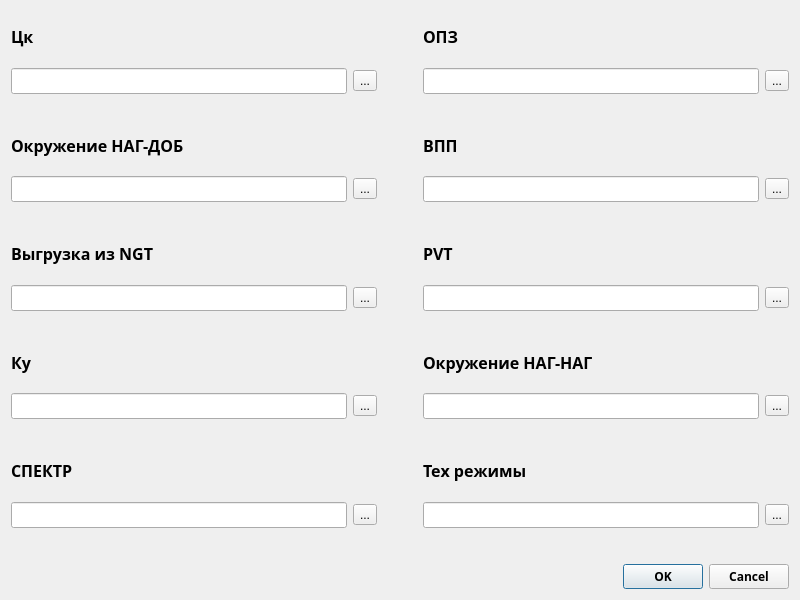
This is forms/Input.ui in alpenovDcode/Beam-Image as Qt 5 draws it before an edit. The edited form follows.
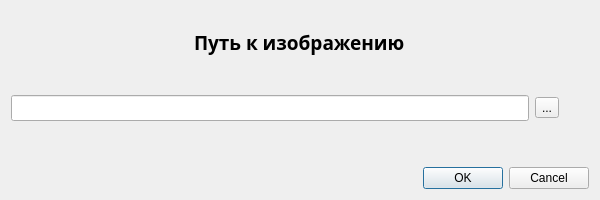
This is the edited form.

```diff
--- a/forms/Input.ui
+++ b/forms/Input.ui
@@ -6,14 +6,20 @@
    <rect>
     <x>0</x>
     <y>0</y>
-    <width>800</width>
-    <height>600</height>
+    <width>600</width>
+    <height>200</height>
    </rect>
   </property>
   <property name="minimumSize">
    <size>
-    <width>800</width>
-    <height>600</height>
+    <width>600</width>
+    <height>200</height>
+   </size>
+  </property>
+  <property name="maximumSize">
+   <size>
+    <width>799</width>
+    <height>300</height>
    </size>
   </property>
   <property name="windowTitle">
@@ -21,529 +27,80 @@
   </property>
   <layout class="QGridLayout" name="gridLayout">
    <item row="0" column="0">
-    <layout class="QVBoxLayout" name="verticalLayout_4">
+    <layout class="QVBoxLayout" name="verticalLayout">
+     <item alignment="Qt::AlignHCenter">
+      <widget class="QLabel" name="label">
+       <property name="font">
+        <font>
+         <family>Bahnschrift SemiBold</family>
+         <pointsize>14</pointsize>
+         <weight>75</weight>
+         <bold>true</bold>
+        </font>
+       </property>
+       <property name="layoutDirection">
+        <enum>Qt::LeftToRight</enum>
+       </property>
+       <property name="text">
+        <string>Путь к изображению</string>
+       </property>
+      </widget>
+     </item>
      <item>
-      <layout class="QHBoxLayout" name="horizontalLayout_14">
+      <spacer name="verticalSpacer">
+       <property name="orientation">
+        <enum>Qt::Vertical</enum>
+       </property>
+       <property name="sizeType">
+        <enum>QSizePolicy::Maximum</enum>
+       </property>
+       <property name="sizeHint" stdset="0">
+        <size>
+         <width>20</width>
+         <height>15</height>
+        </size>
+       </property>
+      </spacer>
+     </item>
+     <item>
+      <layout class="QHBoxLayout" name="horizontalLayout">
        <item>
-        <layout class="QVBoxLayout" name="verticalLayout">
-         <item>
-          <widget class="QLabel" name="label_4">
-           <property name="font">
-            <font>
-             <family>Bahnschrift SemiBold</family>
-             <pointsize>12</pointsize>
-             <weight>75</weight>
-             <bold>true</bold>
-            </font>
-           </property>
-           <property name="text">
-            <string>Цк</string>
-           </property>
-          </widget>
-         </item>
-         <item>
-          <layout class="QHBoxLayout" name="horizontalLayout">
-           <item>
-            <widget class="QLineEdit" name="lineEdit_tsk">
-             <property name="font">
-              <font>
-               <family>Bahnschrift SemiLight</family>
-               <pointsize>10</pointsize>
-               <weight>50</weight>
-               <bold>false</bold>
-              </font>
-             </property>
-            </widget>
-           </item>
-           <item>
-            <widget class="QToolButton" name="toolButton_tsk">
-             <property name="text">
-              <string>...</string>
-             </property>
-            </widget>
-           </item>
-          </layout>
-         </item>
-         <item>
-          <spacer name="verticalSpacer">
-           <property name="orientation">
-            <enum>Qt::Vertical</enum>
-           </property>
-           <property name="sizeType">
-            <enum>QSizePolicy::Minimum</enum>
-           </property>
-           <property name="sizeHint" stdset="0">
-            <size>
-             <width>20</width>
-             <height>20</height>
-            </size>
-           </property>
-          </spacer>
-         </item>
-         <item>
-          <widget class="QLabel" name="label_6">
-           <property name="font">
-            <font>
-             <family>Bahnschrift SemiBold</family>
-             <pointsize>12</pointsize>
-             <weight>75</weight>
-             <bold>true</bold>
-            </font>
-           </property>
-           <property name="text">
-            <string>Окружение НАГ-ДОБ</string>
-           </property>
-          </widget>
-         </item>
-         <item>
-          <layout class="QHBoxLayout" name="horizontalLayout_2">
-           <item>
-            <widget class="QLineEdit" name="lineEdit_nag_dob">
-             <property name="font">
-              <font>
-               <family>Bahnschrift SemiLight</family>
-               <pointsize>10</pointsize>
-              </font>
-             </property>
-            </widget>
-           </item>
-           <item>
-            <widget class="QToolButton" name="toolButton_nag_dob">
-             <property name="text">
-              <string>...</string>
-             </property>
-            </widget>
-           </item>
-          </layout>
-         </item>
-         <item>
-          <spacer name="verticalSpacer_2">
-           <property name="orientation">
-            <enum>Qt::Vertical</enum>
-           </property>
-           <property name="sizeType">
-            <enum>QSizePolicy::Minimum</enum>
-           </property>
-           <property name="sizeHint" stdset="0">
-            <size>
-             <width>20</width>
-             <height>20</height>
-            </size>
-           </property>
-          </spacer>
-         </item>
-         <item>
-          <widget class="QLabel" name="label_3">
-           <property name="font">
-            <font>
-             <family>Bahnschrift SemiBold</family>
-             <pointsize>12</pointsize>
-             <weight>75</weight>
-             <bold>true</bold>
-            </font>
-           </property>
-           <property name="text">
-            <string>Выгрузка из NGT</string>
-           </property>
-          </widget>
-         </item>
-         <item>
-          <layout class="QHBoxLayout" name="horizontalLayout_3">
-           <item>
-            <widget class="QLineEdit" name="lineEdit_ngt">
-             <property name="font">
-              <font>
-               <family>Bahnschrift SemiLight</family>
-               <pointsize>10</pointsize>
-              </font>
-             </property>
-            </widget>
-           </item>
-           <item>
-            <widget class="QToolButton" name="toolButton_ngt">
-             <property name="text">
-              <string>...</string>
-             </property>
-            </widget>
-           </item>
-          </layout>
-         </item>
-         <item>
-          <spacer name="verticalSpacer_3">
-           <property name="orientation">
-            <enum>Qt::Vertical</enum>
-           </property>
-           <property name="sizeType">
-            <enum>QSizePolicy::Minimum</enum>
-           </property>
-           <property name="sizeHint" stdset="0">
-            <size>
-             <width>20</width>
-             <height>20</height>
-            </size>
-           </property>
-          </spacer>
-         </item>
-         <item>
-          <widget class="QLabel" name="label_8">
-           <property name="font">
-            <font>
-             <family>Bahnschrift SemiBold</family>
-             <pointsize>12</pointsize>
-             <weight>75</weight>
-             <bold>true</bold>
-            </font>
-           </property>
-           <property name="text">
-            <string>Ку</string>
-           </property>
-          </widget>
-         </item>
-         <item>
-          <layout class="QHBoxLayout" name="horizontalLayout_4">
-           <item>
-            <widget class="QLineEdit" name="lineEdit_ku">
-             <property name="font">
-              <font>
-               <family>Bahnschrift SemiLight</family>
-               <pointsize>10</pointsize>
-              </font>
-             </property>
-            </widget>
-           </item>
-           <item>
-            <widget class="QToolButton" name="toolButton_ku">
-             <property name="text">
-              <string>...</string>
-             </property>
-            </widget>
-           </item>
-          </layout>
-         </item>
-         <item>
-          <spacer name="verticalSpacer_4">
-           <property name="orientation">
-            <enum>Qt::Vertical</enum>
-           </property>
-           <property name="sizeType">
-            <enum>QSizePolicy::Minimum</enum>
-           </property>
-           <property name="sizeHint" stdset="0">
-            <size>
-             <width>20</width>
-             <height>20</height>
-            </size>
-           </property>
-          </spacer>
-         </item>
-         <item>
-          <widget class="QLabel" name="label_5">
-           <property name="font">
-            <font>
-             <family>Bahnschrift SemiBold</family>
-             <pointsize>12</pointsize>
-             <weight>75</weight>
-             <bold>true</bold>
-            </font>
-           </property>
-           <property name="text">
-            <string>СПЕКТР</string>
-           </property>
-          </widget>
-         </item>
-         <item>
-          <layout class="QHBoxLayout" name="horizontalLayout_5">
-           <item>
-            <widget class="QLineEdit" name="lineEdit_spectr">
-             <property name="font">
-              <font>
-               <family>Bahnschrift SemiLight</family>
-               <pointsize>10</pointsize>
-              </font>
-             </property>
-            </widget>
-           </item>
-           <item>
-            <widget class="QToolButton" name="toolButton_spectr">
-             <property name="text">
-              <string>...</string>
-             </property>
-            </widget>
-           </item>
-          </layout>
-         </item>
-        </layout>
+        <widget class="QLineEdit" name="coeff_file_input_line">
+         <property name="font">
+          <font>
+           <family>Bahnschrift SemiLight</family>
+           <pointsize>10</pointsize>
+          </font>
+         </property>
+        </widget>
        </item>
        <item>
-        <spacer name="horizontalSpacer">
+        <widget class="QToolButton" name="toolButton_coeff">
+         <property name="text">
+          <string>...</string>
+         </property>
+        </widget>
+       </item>
+       <item>
+        <spacer name="horizontalSpacer_12">
          <property name="orientation">
           <enum>Qt::Horizontal</enum>
          </property>
          <property name="sizeType">
-          <enum>QSizePolicy::Maximum</enum>
+          <enum>QSizePolicy::Minimum</enum>
          </property>
          <property name="sizeHint" stdset="0">
           <size>
-           <width>40</width>
-           <height>40</height>
+           <width>30</width>
+           <height>20</height>
           </size>
          </property>
         </spacer>
        </item>
-       <item>
-        <layout class="QVBoxLayout" name="verticalLayout_3">
-         <item>
-          <widget class="QLabel" name="label">
-           <property name="font">
-            <font>
-             <family>Bahnschrift SemiBold</family>
-             <pointsize>12</pointsize>
-             <weight>75</weight>
-             <bold>true</bold>
-            </font>
-           </property>
-           <property name="text">
-            <string>ОПЗ</string>
-           </property>
-          </widget>
-         </item>
-         <item>
-          <layout class="QHBoxLayout" name="horizontalLayout_6">
-           <item>
-            <widget class="QLineEdit" name="lineEdit_opz">
-             <property name="font">
-              <font>
-               <family>Bahnschrift SemiLight</family>
-               <pointsize>10</pointsize>
-               <weight>50</weight>
-               <bold>false</bold>
-              </font>
-             </property>
-            </widget>
-           </item>
-           <item>
-            <widget class="QToolButton" name="toolButton_opz">
-             <property name="text">
-              <string>...</string>
-             </property>
-            </widget>
-           </item>
-          </layout>
-         </item>
-         <item>
-          <spacer name="verticalSpacer_5">
-           <property name="orientation">
-            <enum>Qt::Vertical</enum>
-           </property>
-           <property name="sizeType">
-            <enum>QSizePolicy::Minimum</enum>
-           </property>
-           <property name="sizeHint" stdset="0">
-            <size>
-             <width>20</width>
-             <height>20</height>
-            </size>
-           </property>
-          </spacer>
-         </item>
-         <item>
-          <widget class="QLabel" name="label_2">
-           <property name="font">
-            <font>
-             <family>Bahnschrift SemiBold</family>
-             <pointsize>12</pointsize>
-             <weight>75</weight>
-             <bold>true</bold>
-            </font>
-           </property>
-           <property name="text">
-            <string>ВПП</string>
-           </property>
-          </widget>
-         </item>
-         <item>
-          <layout class="QHBoxLayout" name="horizontalLayout_7">
-           <item>
-            <widget class="QLineEdit" name="lineEdit_vpp">
-             <property name="font">
-              <font>
-               <family>Bahnschrift SemiLight</family>
-               <pointsize>10</pointsize>
-              </font>
-             </property>
-            </widget>
-           </item>
-           <item>
-            <widget class="QToolButton" name="toolButton_vpp">
-             <property name="text">
-              <string>...</string>
-             </property>
-            </widget>
-           </item>
-          </layout>
-         </item>
-         <item>
-          <spacer name="verticalSpacer_6">
-           <property name="orientation">
-            <enum>Qt::Vertical</enum>
-           </property>
-           <property name="sizeType">
-            <enum>QSizePolicy::Minimum</enum>
-           </property>
-           <property name="sizeHint" stdset="0">
-            <size>
-             <width>20</width>
-             <height>20</height>
-            </size>
-           </property>
-          </spacer>
-         </item>
-         <item>
-          <widget class="QLabel" name="label_10">
-           <property name="font">
-            <font>
-             <family>Bahnschrift SemiBold</family>
-             <pointsize>12</pointsize>
-             <weight>75</weight>
-             <bold>true</bold>
-            </font>
-           </property>
-           <property name="text">
-            <string>PVT</string>
-           </property>
-          </widget>
-         </item>
-         <item>
-          <layout class="QHBoxLayout" name="horizontalLayout_8">
-           <item>
-            <widget class="QLineEdit" name="lineEdit_pvt">
-             <property name="font">
-              <font>
-               <family>Bahnschrift SemiLight</family>
-               <pointsize>10</pointsize>
-              </font>
-             </property>
-            </widget>
-           </item>
-           <item>
-            <widget class="QToolButton" name="toolButton_pvt">
-             <property name="text">
-              <string>...</string>
-             </property>
-            </widget>
-           </item>
-          </layout>
-         </item>
-         <item>
-          <spacer name="verticalSpacer_7">
-           <property name="orientation">
-            <enum>Qt::Vertical</enum>
-           </property>
-           <property name="sizeType">
-            <enum>QSizePolicy::Minimum</enum>
-           </property>
-           <property name="sizeHint" stdset="0">
-            <size>
-             <width>20</width>
-             <height>20</height>
-            </size>
-           </property>
-          </spacer>
-         </item>
-         <item>
-          <widget class="QLabel" name="label_7">
-           <property name="font">
-            <font>
-             <family>Bahnschrift SemiBold</family>
-             <pointsize>12</pointsize>
-             <weight>75</weight>
-             <bold>true</bold>
-            </font>
-           </property>
-           <property name="text">
-            <string>Окружение НАГ-НАГ</string>
-           </property>
-          </widget>
-         </item>
-         <item>
-          <layout class="QHBoxLayout" name="horizontalLayout_9">
-           <item>
-            <widget class="QLineEdit" name="lineEdit_nag_nag">
-             <property name="font">
-              <font>
-               <family>Bahnschrift SemiLight</family>
-               <pointsize>10</pointsize>
-              </font>
-             </property>
-            </widget>
-           </item>
-           <item>
-            <widget class="QToolButton" name="toolButton_nag_nag">
-             <property name="text">
-              <string>...</string>
-             </property>
-            </widget>
-           </item>
-          </layout>
-         </item>
-         <item>
-          <spacer name="verticalSpacer_8">
-           <property name="orientation">
-            <enum>Qt::Vertical</enum>
-           </property>
-           <property name="sizeType">
-            <enum>QSizePolicy::Minimum</enum>
-           </property>
-           <property name="sizeHint" stdset="0">
-            <size>
-             <width>20</width>
-             <height>20</height>
-            </size>
-           </property>
-          </spacer>
-         </item>
-         <item>
-          <widget class="QLabel" name="label_9">
-           <property name="font">
-            <font>
-             <family>Bahnschrift SemiBold</family>
-             <pointsize>12</pointsize>
-             <weight>75</weight>
-             <bold>true</bold>
-            </font>
-           </property>
-           <property name="text">
-            <string>Тех режимы</string>
-           </property>
-          </widget>
-         </item>
-         <item>
-          <layout class="QHBoxLayout" name="horizontalLayout_10">
-           <item>
-            <widget class="QLineEdit" name="lineEdit_modes">
-             <property name="font">
-              <font>
-               <family>Bahnschrift SemiLight</family>
-               <pointsize>10</pointsize>
-              </font>
-             </property>
-            </widget>
-           </item>
-           <item>
-            <widget class="QToolButton" name="toolButton_modes">
-             <property name="text">
-              <string>...</string>
-             </property>
-            </widget>
-           </item>
-          </layout>
-         </item>
-        </layout>
-       </item>
       </layout>
      </item>
      <item>
-      <spacer name="verticalSpacer_9">
+      <spacer name="verticalSpacer_2">
        <property name="orientation">
         <enum>Qt::Vertical</enum>
        </property>
@@ -553,20 +110,13 @@
        <property name="sizeHint" stdset="0">
         <size>
          <width>20</width>
-         <height>30</height>
+         <height>40</height>
         </size>
        </property>
       </spacer>
      </item>
      <item>
       <widget class="QDialogButtonBox" name="buttonBox">
-       <property name="font">
-        <font>
-         <family>Bahnschrift SemiBold</family>
-         <weight>75</weight>
-         <bold>true</bold>
-        </font>
-       </property>
        <property name="orientation">
         <enum>Qt::Horizontal</enum>
        </property>
```
